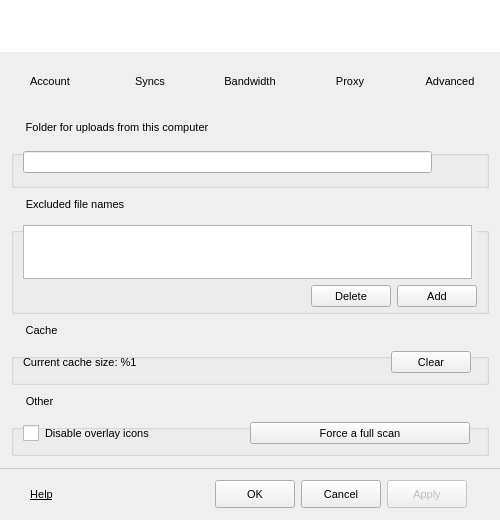
Old version of the form Source/MEGASync/gui/SettingsDialog.ui in the repository meganz/MEGAsync.
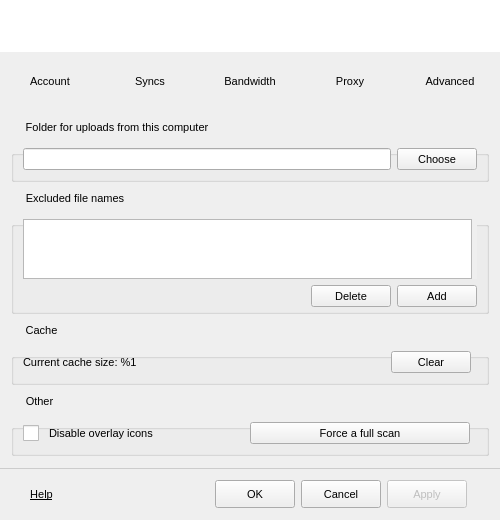
New version of the form. The open tabs and pages were chosen to show the change. Icons and pictures are not drawn.

Commit message: GUI alignments for the settings dialog

What changed in the file:
```diff
--- a/Source/MEGASync/gui/SettingsDialog.ui
+++ b/Source/MEGASync/gui/SettingsDialog.ui
@@ -171,7 +171,8 @@
 
 #cProxyRequiresPassword
 {
-margin-left: 9px;
+spacing: 11px;
+
 padding-top: 1px;
 padding-bottom: -1px;
 }
@@ -185,6 +186,21 @@
 {
  padding-bottom: -5px;
 }
+
+#lProxyType
+{
+padding-bottom: -1px;
+}
+
+QRadioButton
+{
+spacing: 6px;
+}
+
+QCheckBox
+{
+spacing: 10px;
+}
 </string>
   </property>
   <layout class="QGridLayout" name="gridLayout">
@@ -1690,35 +1706,42 @@
           <bool>true</bool>
          </property>
          <layout class="QHBoxLayout" name="horizontalLayout_9">
+          <property name="leftMargin">
+           <number>11</number>
+          </property>
+          <property name="rightMargin">
+           <number>11</number>
+          </property>
           <item>
-           <widget class="QLineEdit" name="eUploadFolder">
-            <property name="readOnly">
-             <bool>true</bool>
-            </property>
-           </widget>
-          </item>
-          <item>
-           <widget class="QPushButton" name="bUploadFolder">
-            <property name="styleSheet">
-             <string notr="true">border: none;
-padding: 4px;</string>
-            </property>
-            <property name="text">
-             <string/>
-            </property>
-            <property name="icon">
-             <iconset resource="Resources.qrc">
-              <normaloff>:/images/import_cloud_ico.png</normaloff>:/images/import_cloud_ico.png</iconset>
-            </property>
-            <property name="iconSize">
-             <size>
-              <width>24</width>
-              <height>24</height>
-             </size>
-            </property>
-            <property name="flat">
-             <bool>true</bool>
-            </property>
+           <widget class="QWidget" name="widget" native="true">
+            <layout class="QHBoxLayout" name="horizontalLayout_17">
+             <property name="leftMargin">
+              <number>0</number>
+             </property>
+             <property name="topMargin">
+              <number>0</number>
+             </property>
+             <property name="rightMargin">
+              <number>0</number>
+             </property>
+             <property name="bottomMargin">
+              <number>0</number>
+             </property>
+             <item>
+              <widget class="QLineEdit" name="eUploadFolder">
+               <property name="readOnly">
+                <bool>true</bool>
+               </property>
+              </widget>
+             </item>
+             <item>
+              <widget class="QPushButton" name="bUploadFolder">
+               <property name="text">
+                <string>Choose</string>
+               </property>
+              </widget>
+             </item>
+            </layout>
            </widget>
           </item>
          </layout>
```
Left out of the diff: 136 changed lines with no effect on the pictures.
